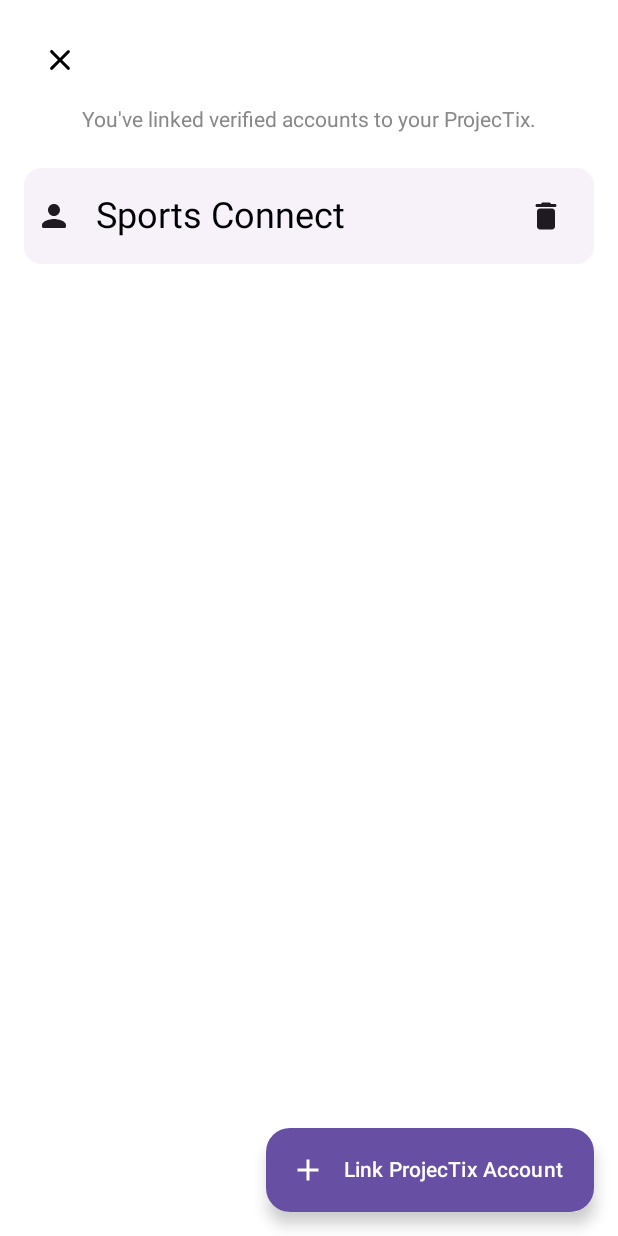
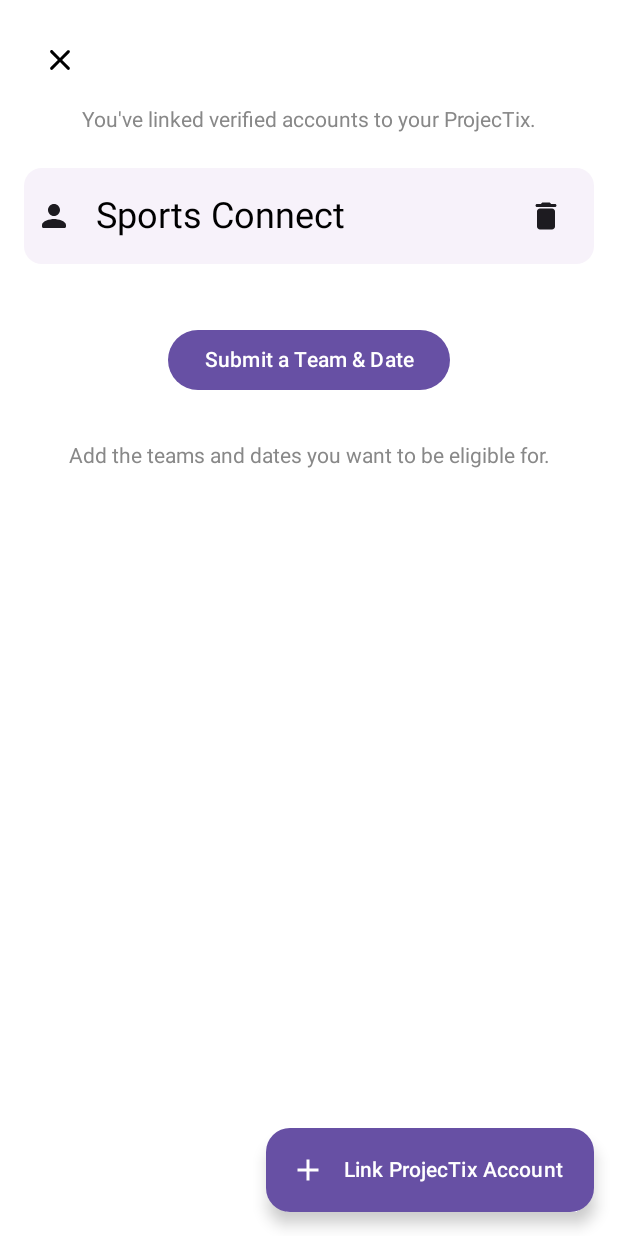
Before and after one commit to jjamieson-MLB/projectix, an Android app built with Jetpack Compose: the screen it shows after launch (MainActivity), after a tap on "Authorize Account Linking", on a phone screen of 412 x 824 dp. Run offline under Robolectric (Android 15) with nearby library versions, the phone set to English and light mode, and no system bars; 2 other taps on this screen came first.

Commit message:
team picker before date picker

```diff
--- a/shared/src/androidMain/kotlin/main.android.kt
+++ b/shared/src/androidMain/kotlin/main.android.kt
@@ -5,4 +5,4 @@
 
 @Composable
 fun MainView() =
-    RootContent(Modifier.fillMaxSize()) { }
+    RootContent(Modifier.fillMaxSize(), listOf(), {}, {}, {}, listOf())
--- a/shared/src/commonMain/kotlin/com/mlb/ballpark/projectix/common/presentation/RootContent.kt
+++ b/shared/src/commonMain/kotlin/com/mlb/ballpark/projectix/common/presentation/RootContent.kt
@@ -13,7 +13,11 @@
 @Composable
 fun RootContent(
     modifier: Modifier = Modifier,
+    chosenDates: List<Pair<String, String>>,
+    onShowDatePicker: (String) -> Unit,
     onExitProjecTix: () -> Unit,
+    onRemoveDate: (Pair<String, String>) -> Unit,
+    teams: List<String>,
 ) {
     val model = remember { RootStore() }
     val state = model.state
@@ -29,6 +33,10 @@
                 },
                 onRemoveAccount = { model.removeAccount(it) },
                 onExitProjecTix = onExitProjecTix,
+                onShowDatePicker = onShowDatePicker,
+                chosenDates = chosenDates,
+                onRemoveDate = onRemoveDate,
+                teams = teams,
             )
         }
 
--- a/shared/src/commonMain/kotlin/com/mlb/ballpark/projectix/common/presentation/accountsList/AccountsList.kt
+++ b/shared/src/commonMain/kotlin/com/mlb/ballpark/projectix/common/presentation/accountsList/AccountsList.kt
@@ -16,6 +16,7 @@
 import androidx.compose.material.icons.rounded.Close
 import androidx.compose.material.icons.rounded.Delete
 import androidx.compose.material.icons.rounded.Person
+import androidx.compose.material3.Button
 import androidx.compose.material3.ElevatedCard
 import androidx.compose.material3.Icon
 import androidx.compose.material3.IconButton
@@ -28,6 +29,7 @@
 import androidx.compose.ui.Alignment
 import androidx.compose.ui.Modifier
 import androidx.compose.ui.graphics.Color
+import androidx.compose.ui.text.font.FontWeight
 import androidx.compose.ui.text.style.TextAlign
 import androidx.compose.ui.unit.dp
 import androidx.compose.ui.unit.sp
@@ -40,8 +42,13 @@
     onAddAccount: (Account) -> Unit,
     onRemoveAccount: (Account) -> Unit,
     onExitProjecTix: () -> Unit,
+    onShowDatePicker: (String) -> Unit,
+    chosenDates: List<Pair<String, String>>, // todo: hacked in
+    onRemoveDate: (Pair<String, String>) -> Unit, // todo: hacked in
+    teams: List<String>, // todo: move this internal
 ) {
     var showOptions by remember { mutableStateOf(false) }
+    var showTeamPicker by remember { mutableStateOf(false) }
 
     Box(
         modifier = modifier.fillMaxSize(),
@@ -62,7 +69,7 @@
             modifier = Modifier.align(Alignment.TopCenter).padding(top = 48.dp),
             horizontalAlignment = Alignment.CenterHorizontally,
         ) {
-            if (accounts.isNullOrEmpty()) {
+            if (accounts.isEmpty()) {
                 Text(
                     modifier = Modifier.padding(32.dp),
                     text = "No accounts currently linked to ProjecTix.",
@@ -111,7 +118,74 @@
                                 )
                                 Spacer(modifier = modifier.weight(1F))
                                 IconButton(
-                                    onClick = { onRemoveAccount(connectedAccount) },
+                                    onClick = {
+                                        if (accounts.size == 1) { // todo: super hacked together
+                                            chosenDates.forEach {
+                                                onRemoveDate(it)
+                                            }
+                                        }
+                                        onRemoveAccount(connectedAccount)
+                                    },
+                                ) {
+                                    Icon(
+                                        imageVector = Icons.Rounded.Delete,
+                                        contentDescription = "Remove Account from ProjecTix",
+                                    )
+                                }
+                            }
+                        }
+                    }
+                    item {
+                        Box(
+                            modifier = Modifier
+                                .fillMaxWidth()
+                                .padding(top = 24.dp, bottom = 16.dp),
+                        ) {
+                            Button(
+                                modifier = Modifier
+                                    .align(Alignment.Center),
+                                onClick = { showTeamPicker = true },
+                            ) {
+                                Text(
+                                    text = "Submit a Team & Date",
+                                    textAlign = TextAlign.Center,
+                                )
+                            }
+                        }
+                    }
+
+                    item {
+                        val text = if (chosenDates.isNotEmpty()) {
+                            "You are eligible for the shown teams and dates."
+                        } else {
+                            "Add the teams and dates you want to be eligible for."
+                        }
+                        Text(
+                            modifier = Modifier
+                                .fillMaxWidth()
+                                .padding(vertical = 16.dp)
+                                .align(Alignment.CenterHorizontally),
+                            text = text,
+                            color = Color.Gray,
+                            textAlign = TextAlign.Center,
+                        )
+                    }
+
+                    items(chosenDates.sortedBy { it.first }) { chosenDate ->
+                        Row(
+                            modifier = Modifier.padding(horizontal = 16.dp),
+                            verticalAlignment = Alignment.CenterVertically,
+                        ) {
+                            Column {
+                                Text(
+                                    text = chosenDate.first,
+                                    fontWeight = FontWeight.Bold,
+                                )
+                                Text(text = chosenDate.second)
+                            }
+                            Spacer(modifier = Modifier.weight(1F))
+                            IconButton(
+                                onClick = { onRemoveDate(chosenDate) },
                             ) {
                                 Icon(
                                     imageVector = Icons.Rounded.Delete,
@@ -123,8 +197,17 @@
                 }
             }
         }
-        }
 
+        if (showTeamPicker) {
+            TeamPicker(
+                teams = teams,
+                onShowDatePicker = {
+                    showTeamPicker = false
+                    onShowDatePicker(it)
+                },
+                onExitProjecTix = onExitProjecTix,
+            )
+        } else {
             ExpandedFabMenu(
                 modifier = Modifier
                     .wrapContentSize()
@@ -140,3 +223,4 @@
             )
         }
     }
+}
```
Also changed, not shown: shared/src/commonMain/kotlin/com/mlb/ballpark/projectix/common/presentation/accountsList/TeamPicker.kt (added, +90 -0 lines), 2 other files. Lines whose indentation alone changed are shown as unchanged.
